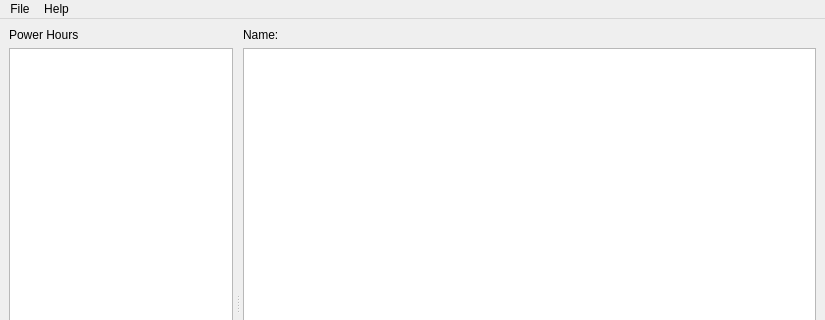
The window that designer/mainwindow.ui (jac241/power_hour_creator) describes before a commit, drawn with Qt 5; both pictures show x 0 to 825 and y 0 to 320 of the 825 by 608 pixel window.
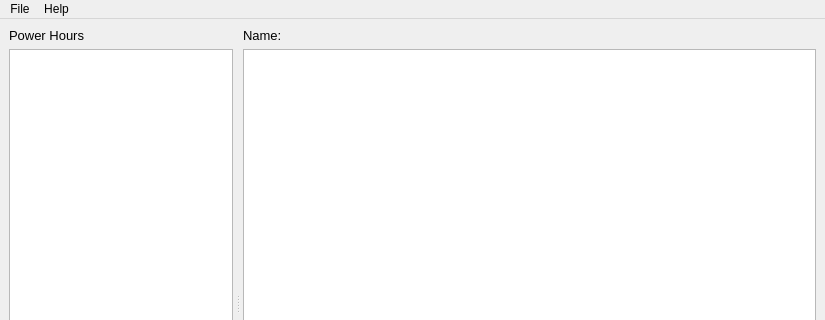
The same window after the commit. Custom widgets are drawn as their Qt base class.

Commit message: Makes header labels larger

What changed in the file:
```diff
--- a/designer/mainwindow.ui
+++ b/designer/mainwindow.ui
@@ -33,6 +33,14 @@
        <layout class="QVBoxLayout" name="powerHoursLayout">
         <item>
          <widget class="QLabel" name="powerHoursLabel">
+          <property name="font">
+           <font>
+            <pointsize>10</pointsize>
+            <weight>50</weight>
+            <bold>false</bold>
+            <kerning>true</kerning>
+           </font>
+          </property>
           <property name="text">
            <string>Power Hours</string>
           </property>
@@ -66,6 +74,13 @@
        <layout class="QVBoxLayout" name="tracksLayout">
         <item>
          <widget class="QLabel" name="powerHourNameLabel">
+          <property name="font">
+           <font>
+            <pointsize>10</pointsize>
+            <weight>50</weight>
+            <bold>false</bold>
+           </font>
+          </property>
           <property name="text">
            <string>Name:</string>
           </property>
```
The commit also changes 1 other file.
